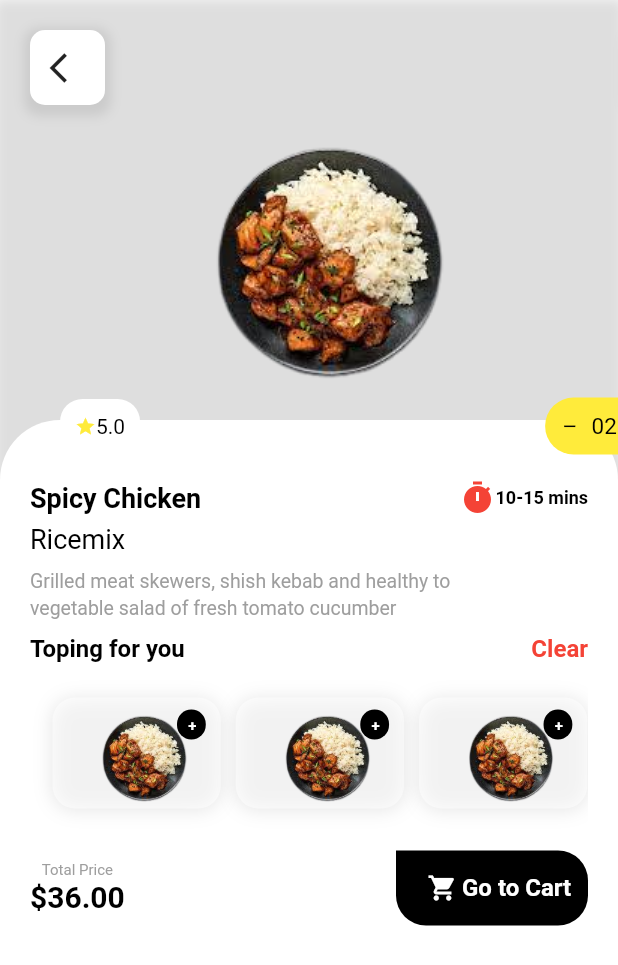
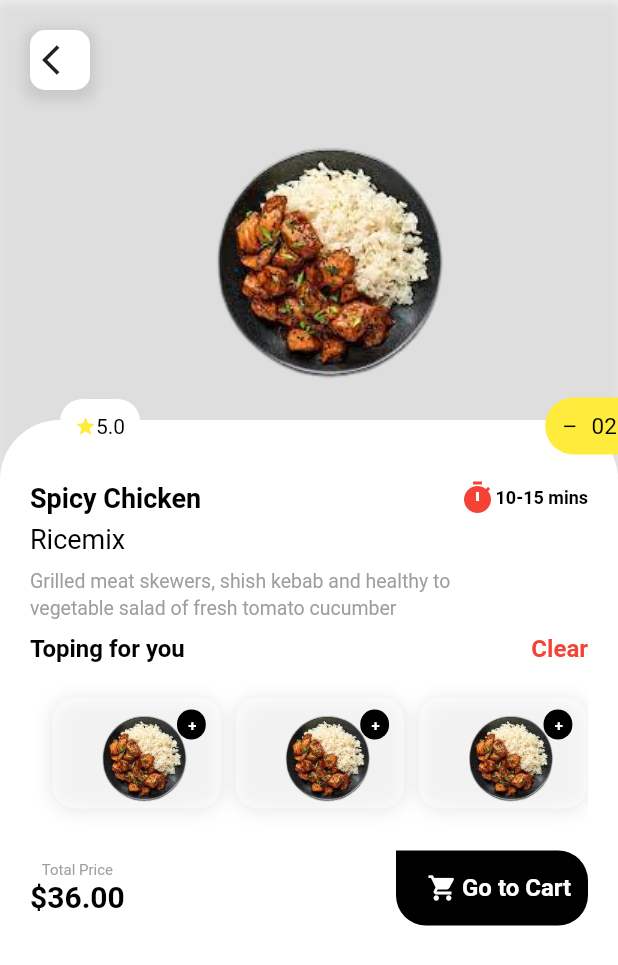
Before and after one commit to Nazninjhum/Food-App-UI, a Flutter app: the ProductPage screen opened directly, on a phone screen of 412 x 824 dp. Shown: the top 965 px of the screen. Run offline on Flutter 3.47's test engine with Material 2 defaults, Android fonts, the phone set to English and light mode, and no system bars; our stand-ins replace curved_navigation_bar.

Commit message:
new file add

```diff
--- a/lib/main.dart
+++ b/lib/main.dart
@@ -1,7 +1,4 @@
 import 'package:flutter/material.dart';
-import 'package:foodapp/pages/cart_page.dart';
-import 'package:foodapp/pages/home_page.dart';
-import 'package:foodapp/pages/products.dart';
 import 'package:foodapp/widget/main_page.dart';
 void main(){
   runApp(MyApp());
@@ -13,7 +10,7 @@ class MyApp extends StatelessWidget {
   Widget build(BuildContext context) {
     return MaterialApp(
       debugShowCheckedModeBanner: false,
-      home: CartPage(),
+      home: MainPage(),
     );
   }
 }
--- a/lib/models/restaurantlist.dart
+++ b/lib/models/restaurantlist.dart
@@ -50,9 +50,10 @@ class RestaurantList extends StatelessWidget {
                             ),
                             SizedBox(height: 15,),
                             Row(
+                              mainAxisAlignment: MainAxisAlignment.start,
                               children: [
                                 Column(
-                                  mainAxisAlignment: MainAxisAlignment.center,
+                                  crossAxisAlignment: CrossAxisAlignment.start,
                                   children: [
                                     Text(fitem[index].name,
                                       style: TextStyle(fontSize: 13,color: Colors.black,
--- a/lib/pages/products.dart
+++ b/lib/pages/products.dart
@@ -1,6 +1,7 @@
 import 'package:flutter/cupertino.dart';
 import 'package:flutter/material.dart';
 import 'package:foodapp/pages/cart_page.dart';
+import 'package:foodapp/pages/home_page.dart';
 class ProductPage extends StatefulWidget {
   const ProductPage({Key? key}) : super(key: key);
 
@@ -43,8 +44,8 @@ class _ProductPageState extends State<ProductPage> {
               child: Row(
                 children: [
                   Container(
-                    height: 50.0,
-                    width: 50.0,
+                    height: 40.0,
+                    width: 40.0,
                     decoration: BoxDecoration(
                         borderRadius: BorderRadius.circular(10),
                         boxShadow: [
@@ -57,22 +58,16 @@ class _ProductPageState extends State<ProductPage> {
                         color: Colors.white,
                         shape: BoxShape.rectangle,
                         ),
-                    child:IconButton(onPressed: (){},icon: Icon(Icons.arrow_back_ios),),
+                    child:IconButton(onPressed: (){
+                      Navigator.push(context, MaterialPageRoute(builder: (contex)=>HomePage()));
+                    },icon: Icon(Icons.arrow_back_ios),),
                   ),
                   SizedBox(width: 350,),
                   Container(
-                    height: 50.0,
-                    width: 50.0,
+                    height: 40.0,
+                    width: 40.0,
                     decoration: BoxDecoration(
                         borderRadius: BorderRadius.circular(10),
-                        boxShadow: [
-                          BoxShadow(
-                              color: Colors.grey.withOpacity(0.3),
-                              blurRadius: 6.0,
-                              spreadRadius: 4.0,
-                              offset: Offset(0.0, 3.0))
-                        ],
-                        color: Colors.white,
                         shape: BoxShape.rectangle,
                         ),
                     child:IconButton(onPressed: (){},icon: Icon(Icons.favorite,color: Colors.red,),),
```
Also changed, not shown: lib/pages/cart_page.dart (+19 -23 lines), lib/pages/home_page.dart (+12 -7 lines), lib/widget/products_details.dart (deleted, +0 -14 lines).
